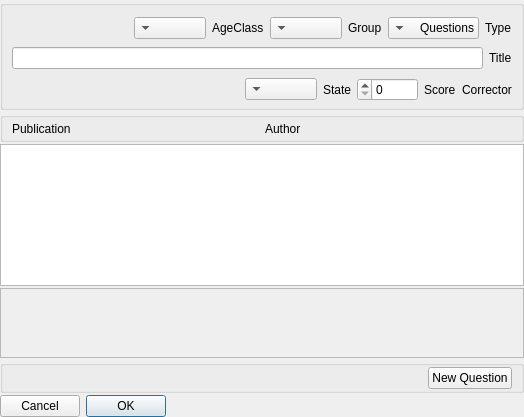
Above: Client/reghaabat/matchform.ui from nournia/ketabkhaane before the change. Below: the same form after it.
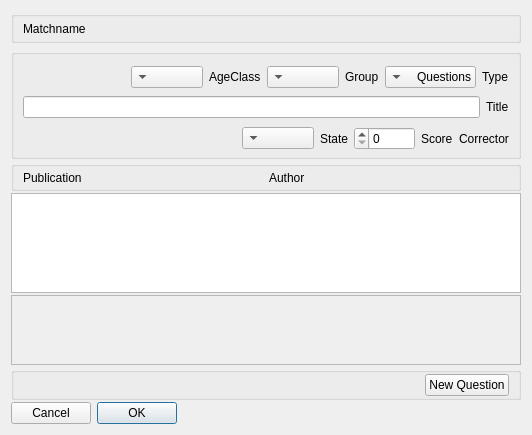
That is the form after the change.

Commit message: fixed match create/edit ui

```diff
--- a/Client/reghaabat/matchform.ui
+++ b/Client/reghaabat/matchform.ui
@@ -6,25 +6,66 @@
    <rect>
     <x>0</x>
     <y>0</y>
-    <width>524</width>
-    <height>417</height>
+    <width>532</width>
+    <height>435</height>
    </rect>
   </property>
   <property name="layoutDirection">
    <enum>Qt::RightToLeft</enum>
   </property>
   <layout class="QVBoxLayout" name="verticalLayout">
-   <property name="spacing">
-    <number>2</number>
-   </property>
-   <property name="margin">
-    <number>0</number>
-   </property>
    <item>
     <widget class="QGroupBox" name="gMatch">
      <property name="minimumSize">
       <size>
        <width>0</width>
+       <height>32</height>
+      </size>
+     </property>
+     <property name="maximumSize">
+      <size>
+       <width>16777215</width>
+       <height>32</height>
+      </size>
+     </property>
+     <property name="title">
+      <string/>
+     </property>
+     <layout class="QVBoxLayout" name="verticalLayout_3">
+      <property name="topMargin">
+       <number>2</number>
+      </property>
+      <property name="bottomMargin">
+       <number>2</number>
+      </property>
+      <item>
+       <layout class="QHBoxLayout" name="lMatch">
+        <item>
+         <widget class="QLabel" name="label_6">
+          <property name="text">
+           <string>Matchname</string>
+          </property>
+         </widget>
+        </item>
+       </layout>
+      </item>
+     </layout>
+    </widget>
+   </item>
+   <item>
+    <widget class="QWidget" name="gData" native="true">
+     <layout class="QVBoxLayout" name="verticalLayout_5">
+      <property name="spacing">
+       <number>2</number>
+      </property>
+      <property name="margin">
+       <number>0</number>
+      </property>
+      <item>
+       <widget class="QGroupBox" name="groupBox">
+        <property name="minimumSize">
+         <size>
+          <width>0</width>
        <height>110</height>
       </size>
      </property>
@@ -245,7 +286,7 @@
        <rect>
         <x>0</x>
         <y>0</y>
-        <width>522</width>
+           <width>512</width>
         <height>69</height>
        </rect>
       </property>
@@ -300,6 +341,9 @@
      <property name="standardButtons">
       <set>QDialogButtonBox::Cancel|QDialogButtonBox::Ok</set>
      </property>
+       </widget>
+      </item>
+     </layout>
     </widget>
    </item>
   </layout>
```
Lines whose indentation alone changed are shown as unchanged. The commit also changes 8 other files.
